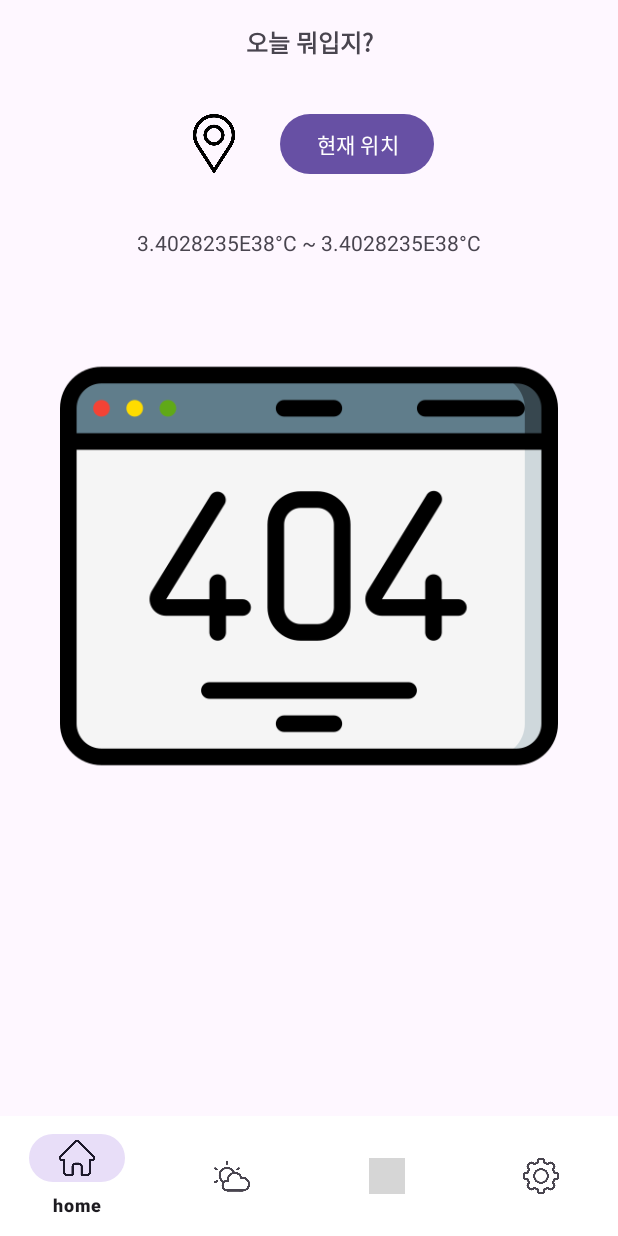
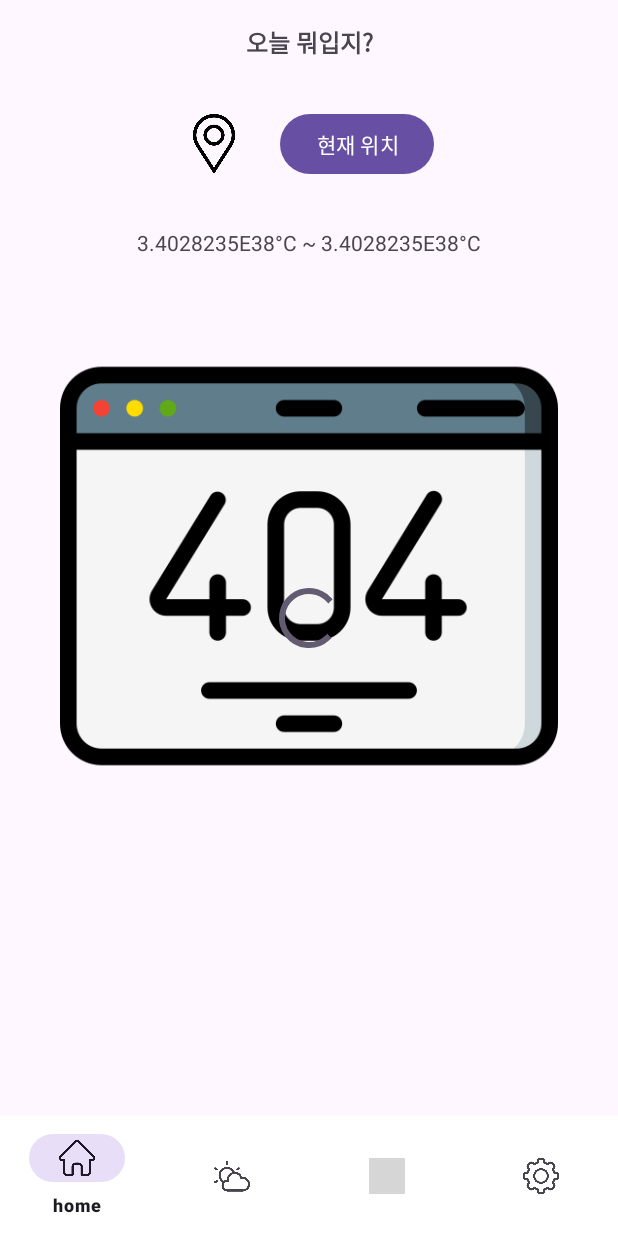
Before and after one commit to Haenari/HaenariAndroid, an Android app: the MainActivity screen opened directly, with no data from a screen before it, on a phone screen of 412 x 824 dp. Run offline under Robolectric (Android 15) with nearby library versions, the phone set to English and light mode, and no system bars; our stand-ins replace Dagger/Hilt's generated code, Room's generated code, data binding; pictures from the network do not load; grey boxes are pictures that could not be loaded.

Commit message:
fix(activity_main) : add progressbar

```diff
--- a/app/src/main/res/layout/activity_main.xml
+++ b/app/src/main/res/layout/activity_main.xml
@@ -34,5 +34,16 @@
             app:layout_constraintStart_toStartOf="parent"
             app:menu="@menu/menu_main" />
 
+        <ProgressBar
+            android:id="@+id/pbLoading"
+            style="@style/Widget.AppCompat.ProgressBar"
+            android:layout_width="wrap_content"
+            android:layout_height="wrap_content"
+            android:layout_centerInParent="true"
+            app:layout_constraintBottom_toBottomOf="parent"
+            app:layout_constraintEnd_toEndOf="parent"
+            app:layout_constraintStart_toStartOf="parent"
+            app:layout_constraintTop_toTopOf="parent" />
+
     </androidx.constraintlayout.widget.ConstraintLayout>
 </layout>
```
